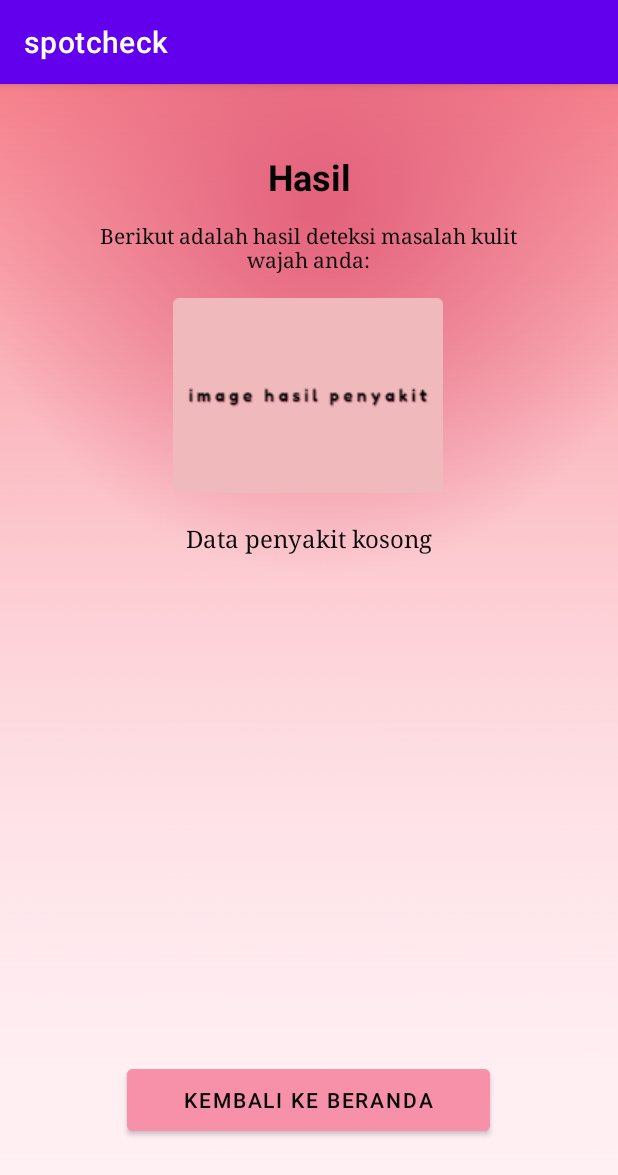
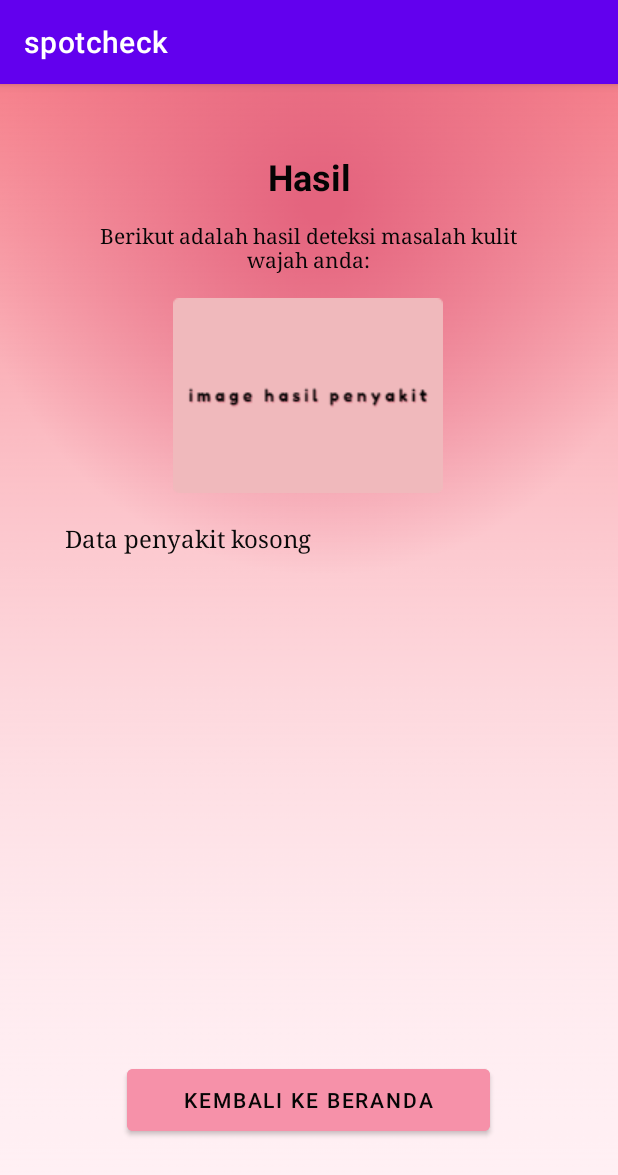
Before and after one commit to roelanmazaya/spotcheck, an Android app: the User_Hasil_Act screen opened directly, with no data from a screen before it, on a phone screen of 412 x 824 dp. Shown: the top 1175 px of the screen. Run offline under Robolectric (Android 15) with nearby library versions, the phone set to English and light mode, and no system bars; our stand-ins replace Firebase (no records; nobody signed in at launch, a user with empty details on screens opened directly), data binding; Roboto replaces fonts that are not available here.

Commit message:
perbaikan text baru

```diff
--- a/app/src/main/java/com/example/spotcheck/User_Hasil_Act.kt
+++ b/app/src/main/java/com/example/spotcheck/User_Hasil_Act.kt
@@ -8,6 +8,7 @@ import android.os.AsyncTask
 import android.os.Bundle
 import android.os.Handler
 import android.os.Looper
+import android.text.Html
 import android.util.Log
 import android.view.View
 import android.widget.ImageView
@@ -50,8 +51,8 @@ class User_Hasil_Act : AppCompatActivity(), View.OnClickListener {
                 viewModel.calculateKNN(hasilJawaban, dataResults, 1)
                 viewModel.hasilPenyakit.observe(this) { hasilJawaban ->
                     val exp = hasilJawaban!!.split("|").toTypedArray()
-                    binding.txHasilPenyakit.text = "Gejala: \n"+exp[0]
-                    binding.txSolusiPenyakit.text = "\n\nSolusi: \n"+exp[1]
+                    binding.txHasilPenyakit.text = Html.fromHtml("<br><u>Gejala:</u> <br><br><b>"+exp[0]+"</b>")
+                    binding.txSolusiPenyakit.text = Html.fromHtml("<br><br><u>Solusi:</u> <br><b>"+exp[1]+"</b>")
                     Log.d("URL Picture", "onCreate: "+exp[2])
 
                     // Declaring executor to parse the URL
--- a/app/src/main/res/layout/user_hasil_page.xml
+++ b/app/src/main/res/layout/user_hasil_page.xml
@@ -19,7 +19,7 @@
             android:layout_height="48dp"
             android:fontFamily="serif"
             android:text="@{viewModel.hasilPenyakit}"
-            android:textAlignment="center"
+            android:textAlignment="textStart"
             android:textColor="#090909"
             android:textSize="16sp"
             app:layout_constraintBottom_toBottomOf="parent"
@@ -35,7 +35,7 @@
             android:layout_height="242dp"
             android:fontFamily="serif"
             android:text="@{viewModel.hasilPenyakit}"
-            android:textAlignment="center"
+            android:textAlignment="textStart"
             android:textColor="#090909"
             android:textSize="16sp"
             app:layout_constraintBottom_toBottomOf="parent"
```
